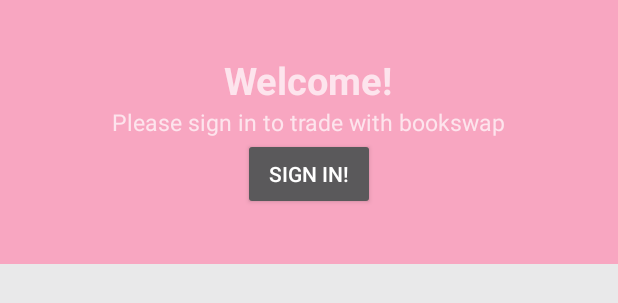
After one commit to Bentonle/bookswap-view, an Android app: the layout nav_header_defualt.xml on its own in the app's theme, with its tools: preview values and no code run, on a phone screen of 412 x 824 dp. The commit adds this screen. Shown: the top 303 px of the screen. Run offline under Robolectric (Android 15) with nearby library versions, the phone set to English and light mode, and no system bars.

Commit message:
remove key

```diff
--- a/app/src/main/res/layout/list_layout.xml
+++ b/app/src/main/res/layout/list_layout.xml
@@ -23,7 +23,7 @@
         android:layout_marginTop="28dp"
         android:layout_marginEnd="8dp"
         android:text="@string/ad_title"
-        android:textSize="15dp"
+        android:textSize="15sp"
         android:textStyle="bold"
         app:layout_constraintEnd_toEndOf="parent"
         app:layout_constraintHorizontal_bias="0.081"
@@ -39,7 +39,7 @@
         android:layout_marginEnd="8dp"
         android:layout_marginBottom="8dp"
         android:text="@string/ad_price"
-        android:textSize="25dp"
+        android:textSize="25sp"
 
         app:layout_constraintBottom_toBottomOf="parent"
         app:layout_constraintEnd_toEndOf="parent"
--- /dev/null
+++ b/app/src/main/res/layout/nav_header_defualt.xml
@@ -0,0 +1,36 @@
+<?xml version="1.0" encoding="utf-8"?>
+<LinearLayout xmlns:android="http://schemas.android.com/apk/res/android"
+    xmlns:app="http://schemas.android.com/apk/res-auto"
+    android:layout_width="match_parent"
+    android:layout_height="@dimen/nav_header_height"
+    android:background="@color/colorPrimary"
+    android:gravity="center"
+    android:orientation="vertical"
+    android:paddingLeft="@dimen/activity_horizontal_margin"
+    android:paddingTop="@dimen/activity_vertical_margin"
+    android:paddingRight="@dimen/activity_horizontal_margin"
+    android:paddingBottom="@dimen/activity_vertical_margin"
+    android:theme="@style/ThemeOverlay.AppCompat.Dark">
+
+    <TextView
+        android:id="@+id/nav_header_welcome"
+        android:layout_width="wrap_content"
+        android:layout_height="wrap_content"
+        android:text="@string/welcome"
+        android:textSize="25sp"
+        android:textStyle="bold" />
+    <TextView
+        android:id="@+id/nav_header_message"
+        android:layout_width="wrap_content"
+        android:layout_height="wrap_content"
+        android:text="@string/nav_message"
+        android:textSize="15sp"/>
+
+    <Button
+        android:id="@+id/nav_sign_in"
+        android:layout_width="wrap_content"
+        android:layout_height="wrap_content"
+        android:text="Sign In!" />
+
+
+</LinearLayout>
--- a/app/src/main/res/values/strings.xml
+++ b/app/src/main/res/values/strings.xml
@@ -34,7 +34,7 @@
     <string name="prompt_password">Password</string>
     <string name="action_sign_in">Sign in</string>
     <string name="action_sign_in_short">Sign in</string>
-    <string name="welcome">"Logged in as: "</string>
+    <string name="welcome">"Welcome!"</string>
     <string name="invalid_username">Not a valid username</string>
     <string name="invalid_password">Password must be >8 characters</string>
     <string name="login_failed">"Login failed"</string>
@@ -106,5 +106,6 @@
     <string name="ad_title">Ad Title</string>
     <string name="ad_price">price</string>
     <string name="ad_image_description">Main ad image</string>
+    <string name="nav_message">Please sign in to trade with bookswap</string>
 
 </resources>
```
Also changed, not shown: app/src/main/java/com/bookswap/ui/CameraActivity.java (+13 -10 lines), app/src/main/java/com/bookswap/utility/CustomAdaptor.java (deleted, +0 -31 lines).
